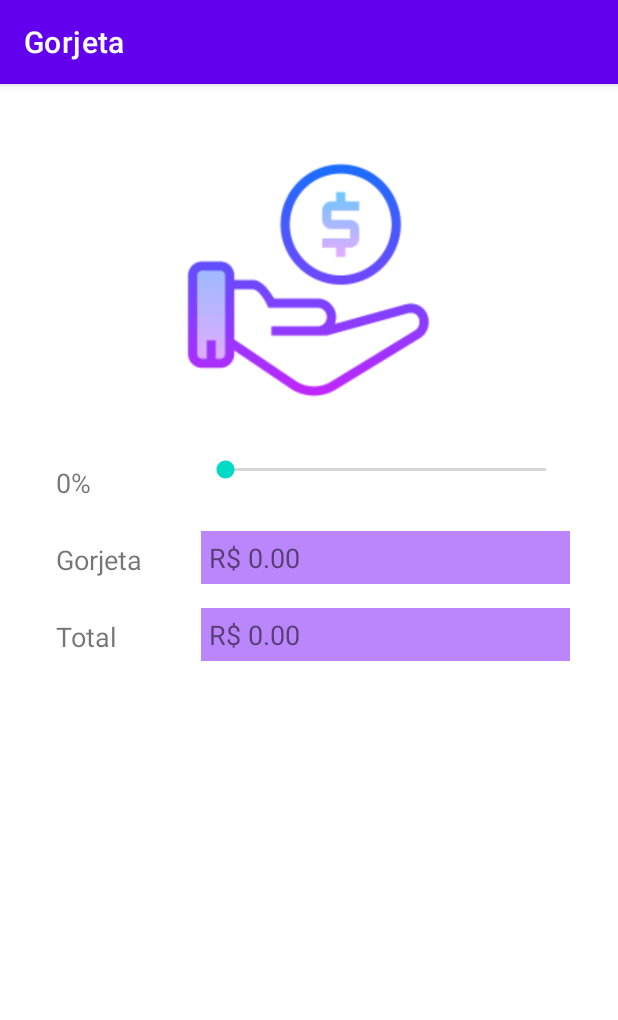
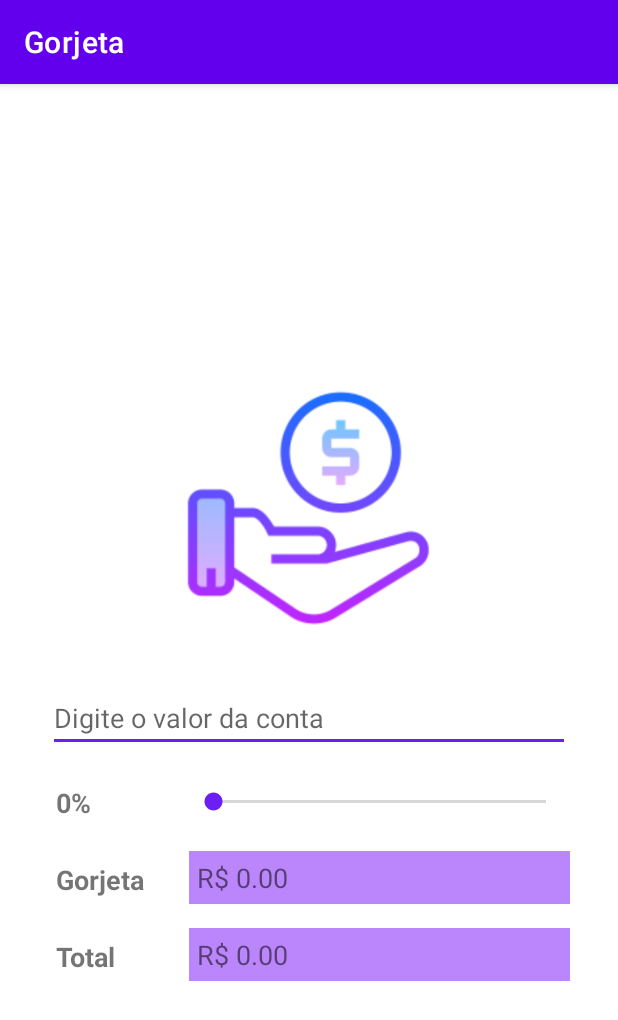
Before and after one commit to LincolnSilvaFac/Calculadora_Gorjeta, an Android app: the screen it shows after launch (MainActivity), on a phone screen of 412 x 824 dp. Shown: the top 1020 px of the screen. Run offline under Robolectric (Android 15) with nearby library versions, the phone set to English and light mode, and no system bars.

Commit message:
implementando a lógica da aplicação em java

```diff
--- a/app/src/main/AndroidManifest.xml
+++ b/app/src/main/AndroidManifest.xml
@@ -3,6 +3,7 @@
     package="com.lincdev.gorjeta">
 
     <application
+
         android:allowBackup="true"
         android:icon="@mipmap/ic_launcher"
         android:label="@string/app_name"
@@ -10,6 +11,7 @@
         android:supportsRtl="true"
         android:theme="@style/Theme.Gorjeta">
         <activity
+            android:screenOrientation="portrait"
             android:name=".MainActivity"
             android:exported="true">
             <intent-filter>
--- a/app/src/main/java/com/lincdev/gorjeta/MainActivity.java
+++ b/app/src/main/java/com/lincdev/gorjeta/MainActivity.java
@@ -3,12 +3,75 @@ package com.lincdev.gorjeta;
 import androidx.appcompat.app.AppCompatActivity;
 
 import android.os.Bundle;
+import android.widget.EditText;
+import android.widget.SeekBar;
+import android.widget.TextView;
+import android.widget.Toast;
 
 public class MainActivity extends AppCompatActivity {
+
+    private EditText editValor;
+    private TextView textPorcentagem;
+    private TextView textGorjeta;
+    private TextView textTotal;
+    private SeekBar seekBarGorjeta;
+
+    private double porcentagem = 0;
 
     @Override
     protected void onCreate(Bundle savedInstanceState) {
         super.onCreate(savedInstanceState);
         setContentView(R.layout.activity_main);
+
+        editValor        = findViewById(R.id.editValor);
+        textGorjeta      = findViewById(R.id.textGorjeta);
+        textPorcentagem  = findViewById(R.id.textPorcentagem);
+        textTotal        = findViewById(R.id.textTotal);
+        seekBarGorjeta   = findViewById(R.id.seekBarPorcentagem);
+
+        //Adicionar listener SeekBar
+        seekBarGorjeta.setOnSeekBarChangeListener(new SeekBar.OnSeekBarChangeListener() {
+            @Override
+            public void onProgressChanged(SeekBar seekBar, int progress, boolean b) {
+                porcentagem = progress;
+                textPorcentagem.setText(Math.round(porcentagem) + " %");
+                calcular();
+            }
+
+            @Override
+            public void onStartTrackingTouch(SeekBar seekBar) {
+
+            }
+
+            @Override
+            public void onStopTrackingTouch(SeekBar seekBar) {
+
+            }
+        });
+    }
+
+    public void calcular(){
+        String valorRecuperado = editValor.getText().toString();
+        if( valorRecuperado == null || valorRecuperado.equals("")){
+
+            Toast.makeText(
+                  getApplicationContext(),
+                    "Digite um valor primeiro!",
+                    Toast.LENGTH_LONG
+            ).show();
+
+        }else {
+
+            //converter string para double
+            double valorDigitado = Double.parseDouble( valorRecuperado);
+            //calcular a gorjeta total
+            double gorjeta = valorDigitado * (porcentagem/100);
+            double total = gorjeta + valorDigitado;
+            //exibe a gorjeta e total
+            textGorjeta.setText("R$ " + Math.round(gorjeta));
+            textTotal.setText("R$ " + Math.round(total));
+
+        }
+
     }
 }
--- a/app/src/main/res/layout/activity_main.xml
+++ b/app/src/main/res/layout/activity_main.xml
@@ -3,7 +3,8 @@
     xmlns:app="http://schemas.android.com/apk/res-auto"
     xmlns:tools="http://schemas.android.com/tools"
     android:layout_width="match_parent"
-    android:layout_height="match_parent"
+    android:layout_height="wrap_content"
+    android:layout_gravity="center"
     tools:context=".MainActivity">
 
     <ImageView
@@ -11,15 +12,16 @@
         android:layout_width="0dp"
         android:layout_height="200dp"
         android:layout_marginStart="32dp"
-        android:layout_marginTop="32dp"
+        android:layout_marginTop="16dp"
         android:layout_marginEnd="32dp"
         app:layout_constraintEnd_toEndOf="parent"
+        app:layout_constraintHorizontal_bias="0.0"
         app:layout_constraintStart_toStartOf="parent"
         app:layout_constraintTop_toTopOf="parent"
         app:srcCompat="@drawable/icon" />
 
     <TextView
-        android:id="@+id/textView"
+        android:id="@+id/textPorcentagem"
         android:layout_width="70dp"
         android:layout_height="wrap_content"
         android:layout_marginStart="32dp"
@@ -27,8 +29,9 @@
         android:padding="5dp"
         android:text="0%"
         android:textSize="18sp"
+        android:textStyle="bold"
         app:layout_constraintStart_toStartOf="parent"
-        app:layout_constraintTop_toBottomOf="@+id/imageView" />
+        app:layout_constraintTop_toBottomOf="@+id/editValor" />
 
     <TextView
         android:id="@+id/textView2"
@@ -39,8 +42,9 @@
         android:padding="5dp"
         android:text="Gorjeta"
         android:textSize="18sp"
+        android:textStyle="bold"
         app:layout_constraintStart_toStartOf="parent"
-        app:layout_constraintTop_toBottomOf="@+id/textView" />
+        app:layout_constraintTop_toBottomOf="@+id/textPorcentagem" />
 
     <TextView
         android:id="@+id/textView3"
@@ -51,15 +55,16 @@
         android:padding="5dp"
         android:text="Total"
         android:textSize="18sp"
+        android:textStyle="bold"
         app:layout_constraintStart_toStartOf="parent"
         app:layout_constraintTop_toBottomOf="@+id/textView2" />
 
     <TextView
-        android:id="@+id/textView4"
+        android:id="@+id/textGorjeta"
         android:layout_width="0dp"
         android:layout_height="wrap_content"
-        android:layout_marginStart="32dp"
-        android:layout_marginTop="32dp"
+        android:layout_marginStart="24dp"
+        android:layout_marginTop="24dp"
         android:layout_marginEnd="32dp"
         android:background="@color/purple_200"
         android:padding="5dp"
@@ -67,13 +72,13 @@
         android:textSize="18sp"
         app:layout_constraintEnd_toEndOf="parent"
         app:layout_constraintStart_toEndOf="@+id/textView2"
-        app:layout_constraintTop_toBottomOf="@+id/seekBar" />
+        app:layout_constraintTop_toBottomOf="@+id/seekBarPorcentagem" />
 
     <TextView
-        android:id="@+id/textView5"
+        android:id="@+id/textTotal"
         android:layout_width="0dp"
         android:layout_height="wrap_content"
-        android:layout_marginStart="32dp"
+        android:layout_marginStart="24dp"
         android:layout_marginTop="16dp"
         android:layout_marginEnd="32dp"
         android:background="@color/purple_200"
@@ -82,16 +87,32 @@
         android:textSize="18sp"
         app:layout_constraintEnd_toEndOf="parent"
         app:layout_constraintStart_toEndOf="@+id/textView3"
-        app:layout_constraintTop_toBottomOf="@+id/textView4" />
+        app:layout_constraintTop_toBottomOf="@+id/textGorjeta" />
 
     <SeekBar
-        android:id="@+id/seekBar"
+        android:id="@+id/seekBarPorcentagem"
+        android:layout_width="0dp"
+        android:layout_height="wrap_content"
+        android:layout_marginStart="24dp"
+        android:layout_marginTop="24dp"
+        android:layout_marginEnd="32dp"
+        android:max="100"
+        app:layout_constraintEnd_toEndOf="parent"
+        app:layout_constraintStart_toEndOf="@+id/textPorcentagem"
+        app:layout_constraintTop_toBottomOf="@+id/editValor" />
+
+    <EditText
+        android:id="@+id/editValor"
         android:layout_width="0dp"
         android:layout_height="wrap_content"
         android:layout_marginStart="32dp"
         android:layout_marginTop="16dp"
         android:layout_marginEnd="32dp"
+        android:ems="10"
+        android:hint="Digite o valor da conta"
+        android:inputType="number|numberDecimal"
         app:layout_constraintEnd_toEndOf="parent"
-        app:layout_constraintStart_toEndOf="@+id/textView"
+        app:layout_constraintHorizontal_bias="0.507"
+        app:layout_constraintStart_toStartOf="parent"
         app:layout_constraintTop_toBottomOf="@+id/imageView" />
 </androidx.constraintlayout.widget.ConstraintLayout>
--- a/app/src/main/res/values/colors.xml
+++ b/app/src/main/res/values/colors.xml
@@ -3,7 +3,7 @@
     <color name="purple_200">#FFBB86FC</color>
     <color name="purple_500">#FF6200EE</color>
     <color name="purple_700">#FF3700B3</color>
-    <color name="teal_200">#FF03DAC5</color>
+    <color name="teal_200">#6C1FF4</color>
     <color name="teal_700">#FF018786</color>
     <color name="black">#FF000000</color>
     <color name="white">#FFFFFFFF</color>
```
